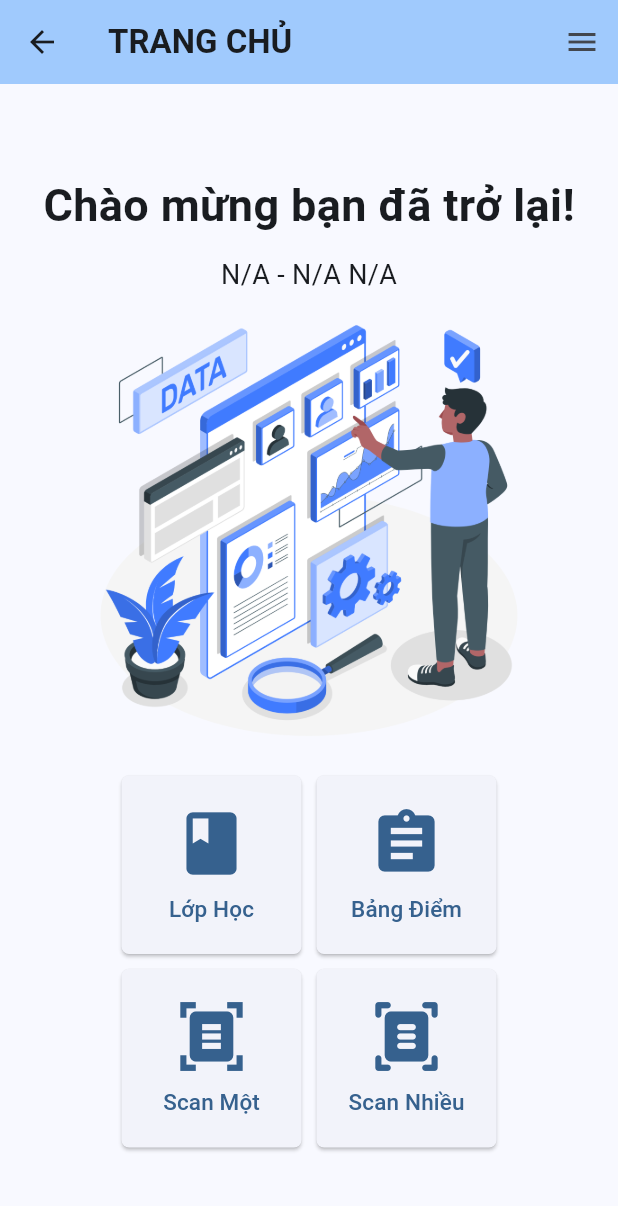
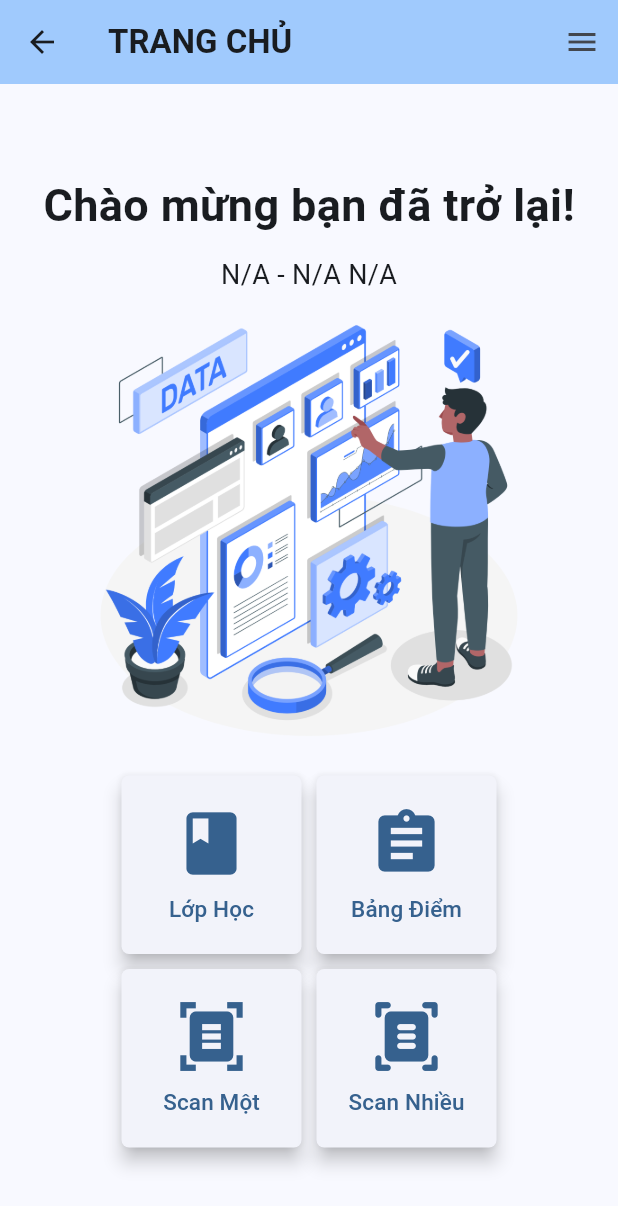
Before and after one commit to Slimaeus/flutter_hutech_classroom, a Flutter app: the HomeScreen screen opened by its route, on a phone screen of 412 x 824 dp. Shown: the top 1206 px of the screen. Run offline on Flutter 3.47's test engine with Material 3 defaults, Android fonts, the light colour scheme and no system bars; our stand-ins replace file_picker, flutter_mobx, flutter_secure_storage, mobx; missing offline and left inert: crop_your_image; accounts and stored records are empty; generated files the repository leaves out were written again.

Commit message:
feat: Update UI button in Home screen

```diff
--- a/lib/screens/scan_system/home_screen.dart
+++ b/lib/screens/scan_system/home_screen.dart
@@ -28,6 +28,41 @@ class _HomeScreenState extends State<HomeScreen> {
     super.initState();
     _userStore = context.read<UserStore>();
     commonStore = context.read<CommonStore>();
+  }
+
+  ElevatedButton buildElevatedButton(
+    VoidCallback onPressed,
+    String buttonText,
+    IconData icon,
+  ) {
+    return ElevatedButton(
+      onPressed: onPressed,
+      style: ElevatedButton.styleFrom(
+        padding: const EdgeInsets.all(20),
+        minimumSize: Size(
+            Platform.isWindows ? 200 : 120, Platform.isWindows ? 200 : 100),
+        shape: RoundedRectangleBorder(
+          borderRadius: BorderRadius.circular(5),
+        ),
+        elevation: 5.0,
+      ),
+      child: Column(
+        children: [
+          Icon(
+            icon,
+            size: 50,
+          ),
+          const SizedBox(height: 8),
+          Text(
+            buttonText,
+            textAlign: TextAlign.center,
+            style: TextStyle(
+              fontSize: Platform.isWindows ? 20 : 15,
+            ),
+          ),
+        ],
+      ),
+    );
   }
 
   @override
@@ -84,75 +119,27 @@ class _HomeScreenState extends State<HomeScreen> {
                                 Padding(
                                   padding: EdgeInsets.all(
                                       Platform.isWindows ? 8.0 : 5.0),
-                                  child: ElevatedButton(
-                                    onPressed: () {
+                                  child: buildElevatedButton(
+                                    () {
                                       Navigator.pushNamed(
                                           context, RouteManager.classroom);
                                     },
-                                    style: ElevatedButton.styleFrom(
-                                      padding: const EdgeInsets.all(20),
-                                      minimumSize: Size(
-                                          Platform.isWindows ? 200 : 120,
-                                          Platform.isWindows ? 200 : 100),
-                                      shape: RoundedRectangleBorder(
-                                        borderRadius: BorderRadius.circular(5),
-                                      ),
-                                    ),
-                                    child: Column(
-                                      children: [
-                                        const Icon(
+                                    Platform.isWindows ? 'Lớp Học' : 'Lớp Học',
                                     Icons.class_rounded,
-                                          size: 50,
-                                        ),
-                                        const SizedBox(height: 8),
-                                        Text(
-                                          Platform.isWindows
-                                              ? 'Lớp Học'
-                                              : 'Lớp Học',
-                                          textAlign: TextAlign.center,
-                                          style: TextStyle(
-                                              fontSize:
-                                                  Platform.isWindows ? 20 : 15),
-                                        ),
-                                      ],
-                                    ),
                                   ),
                                 ),
                                 Padding(
                                   padding: EdgeInsets.all(
                                       Platform.isWindows ? 8.0 : 5.0),
-                                  child: ElevatedButton(
-                                    onPressed: () {
+                                  child: buildElevatedButton(
+                                    () {
                                       Navigator.pushNamed(context,
                                           RouteManager.studentTranscript);
                                     },
-                                    style: ElevatedButton.styleFrom(
-                                      padding: const EdgeInsets.all(20),
-                                      minimumSize: Size(
-                                          Platform.isWindows ? 200 : 120,
-                                          Platform.isWindows ? 200 : 100),
-                                      shape: RoundedRectangleBorder(
-                                        borderRadius: BorderRadius.circular(5),
-                                      ),
-                                    ),
-                                    child: Column(
-                                      children: [
-                                        const Icon(
-                                          Icons.assignment,
-                                          size: 50,
-                                        ),
-                                        const SizedBox(height: 8),
-                                        Text(
                                     Platform.isWindows
                                         ? 'Xem Bảng Điểm'
                                         : 'Bảng Điểm',
-                                          textAlign: TextAlign.center,
-                                          style: TextStyle(
-                                              fontSize:
-                                                  Platform.isWindows ? 20 : 15),
-                                        ),
-                                      ],
-                                    ),
+                                    Icons.assignment,
                                   ),
                                 ),
                               ],
@@ -162,75 +149,29 @@ class _HomeScreenState extends State<HomeScreen> {
                                 Padding(
                                   padding: EdgeInsets.all(
                                       Platform.isWindows ? 8.0 : 5.0),
-                                  child: ElevatedButton(
-                                    onPressed: () {
+                                  child: buildElevatedButton(
+                                    () {
                                       Navigator.pushNamed(
                                           context, RouteManager.imageInput);
                                     },
-                                    style: ElevatedButton.styleFrom(
-                                      padding: const EdgeInsets.all(20),
-                                      minimumSize: Size(
-                                          Platform.isWindows ? 200 : 120,
-                                          Platform.isWindows ? 200 : 100),
-                                      shape: RoundedRectangleBorder(
-                                        borderRadius: BorderRadius.circular(5),
-                                      ),
-                                    ),
-                                    child: Column(
-                                      children: [
-                                        const Icon(
-                                          Icons.document_scanner,
-                                          size: 50,
-                                        ),
-                                        const SizedBox(height: 8),
-                                        Text(
                                     Platform.isWindows
                                         ? 'Scan Một\nBảng Điểm'
                                         : 'Scan Một',
-                                          textAlign: TextAlign.center,
-                                          style: TextStyle(
-                                              fontSize:
-                                                  Platform.isWindows ? 20 : 15),
-                                        ),
-                                      ],
-                                    ),
+                                    Icons.document_scanner,
                                   ),
                                 ),
                                 Padding(
                                   padding: EdgeInsets.all(
                                       Platform.isWindows ? 8.0 : 5.0),
-                                  child: ElevatedButton(
-                                    onPressed: () {
+                                  child: buildElevatedButton(
+                                    () {
                                       Navigator.pushNamed(context,
                                           RouteManager.multipleImageInput);
                                     },
-                                    style: ElevatedButton.styleFrom(
-                                      padding: const EdgeInsets.all(20),
-                                      minimumSize: Size(
-                                          Platform.isWindows ? 200 : 120,
-                                          Platform.isWindows ? 200 : 100),
-                                      shape: RoundedRectangleBorder(
-                                        borderRadius: BorderRadius.circular(5),
-                                      ),
-                                    ),
-                                    child: Column(
-                                      children: [
-                                        const Icon(
-                                          Icons.document_scanner_rounded,
-                                          size: 50,
-                                        ),
-                                        const SizedBox(height: 8),
-                                        Text(
                                     Platform.isWindows
                                         ? 'Scan Nhiều\nBảng điểm'
                                         : 'Scan Nhiều',
-                                          textAlign: TextAlign.center,
-                                          style: TextStyle(
-                                              fontSize:
-                                                  Platform.isWindows ? 20 : 15),
-                                        ),
-                                      ],
-                                    ),
+                                    Icons.document_scanner_rounded,
                                   ),
                                 ),
                               ],
```
Lines whose indentation alone changed are shown as unchanged.
